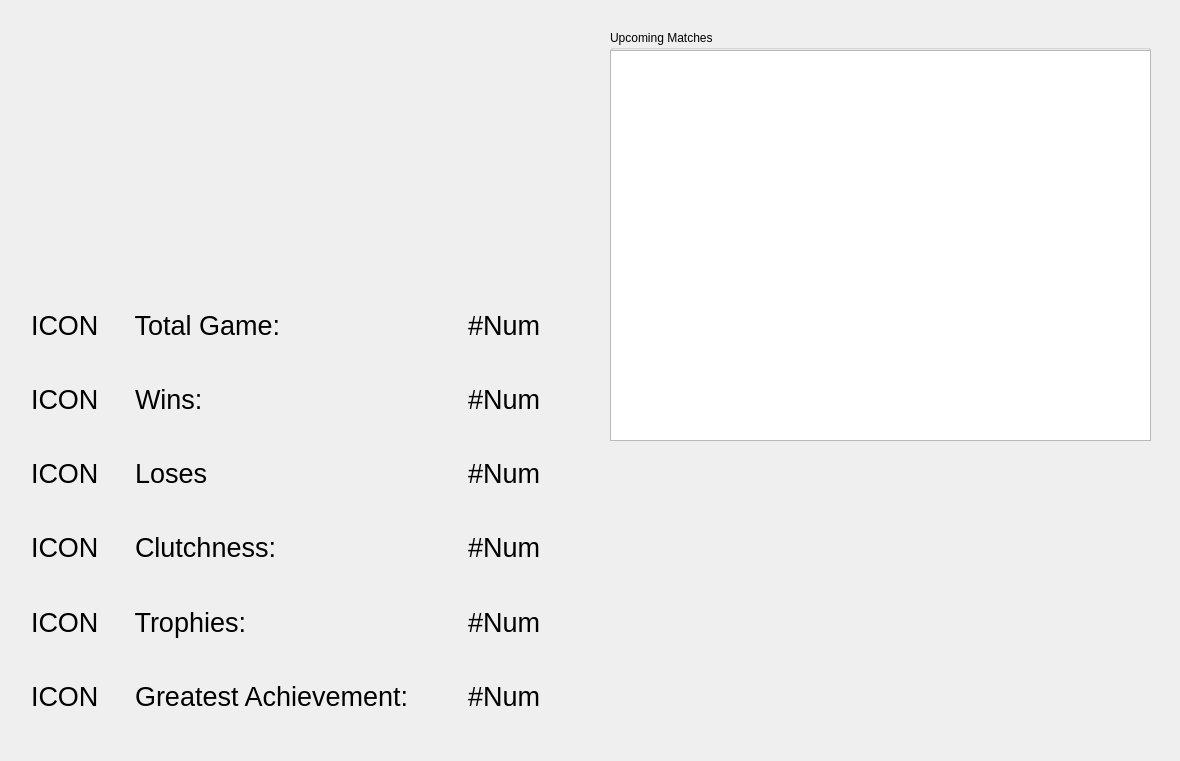
Before: the Qt Designer form HomePage.ui in KadirEmreAVCI/MasterTennisApp, drawn with Qt 5.
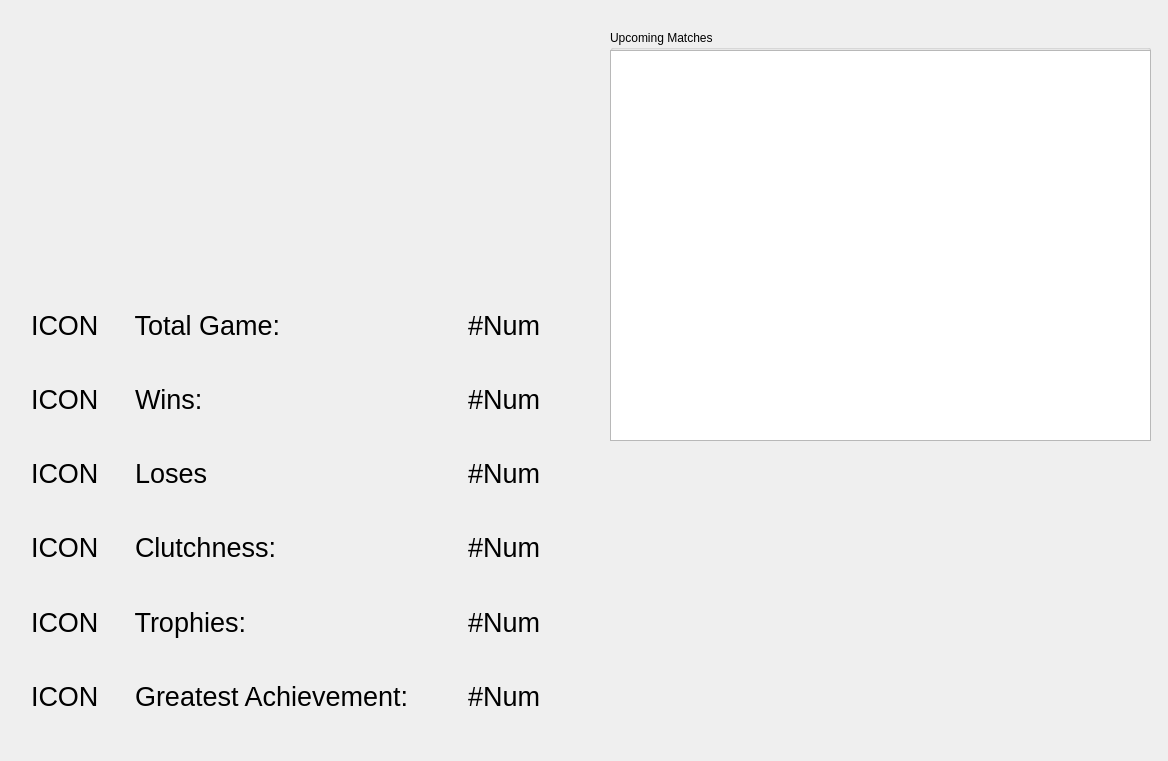
After: the same form once the commit is applied.

The edit to the form file:
```diff
--- a/HomePage.ui
+++ b/HomePage.ui
@@ -6,7 +6,7 @@
    <rect>
     <x>0</x>
     <y>0</y>
-    <width>1180</width>
+    <width>1168</width>
     <height>761</height>
    </rect>
   </property>
```
